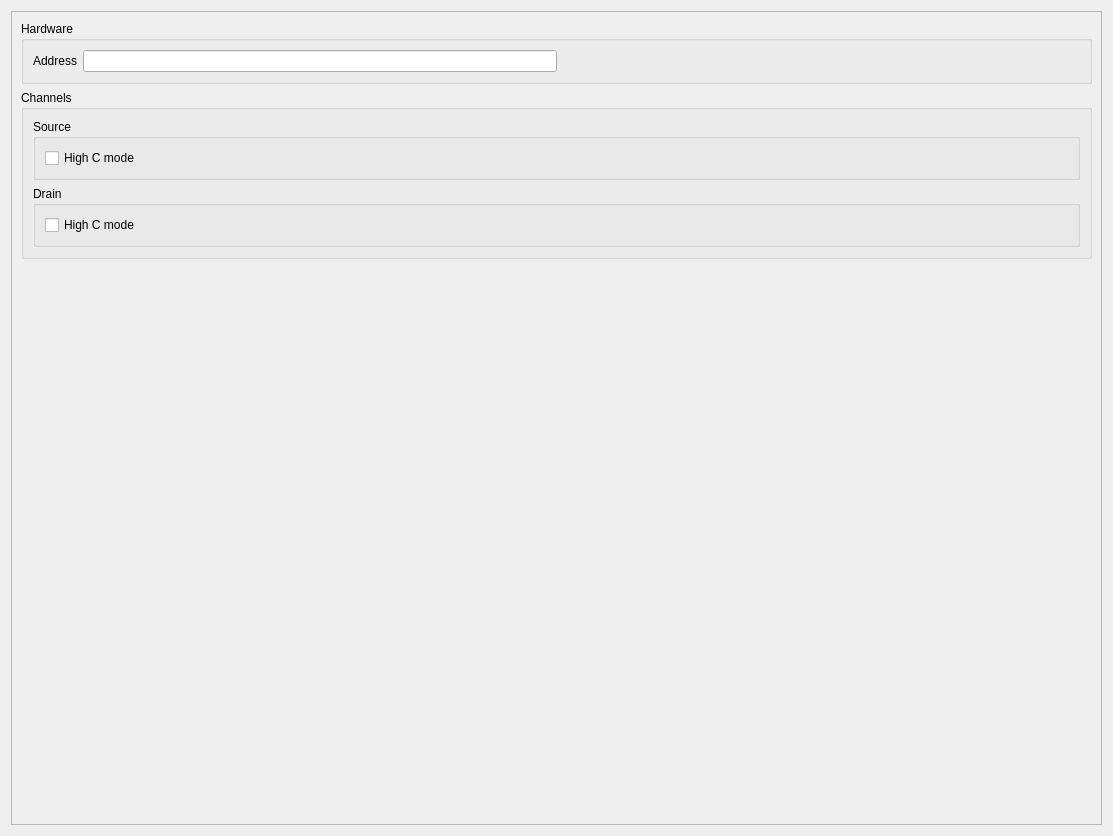
This is plugins/Keithley2612B/Keithley2612B_settingsWidget.ui in pyIVLS/pyIVLS as Qt 5 draws it before an edit. The edited form follows.
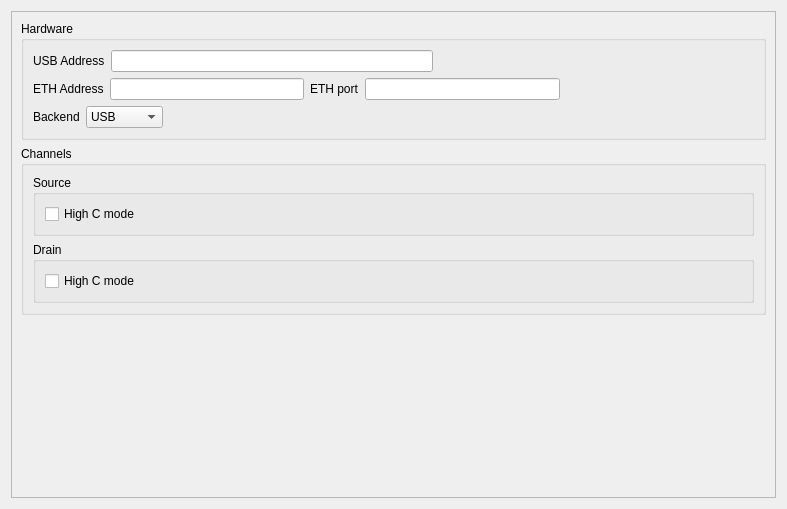
This is the edited form.

What changed in the file:
```diff
--- a/plugins/Keithley2612B/Keithley2612B_settingsWidget.ui
+++ b/plugins/Keithley2612B/Keithley2612B_settingsWidget.ui
@@ -6,8 +6,8 @@
    <rect>
     <x>0</x>
     <y>0</y>
-    <width>1113</width>
-    <height>836</height>
+    <width>787</width>
+    <height>509</height>
    </rect>
   </property>
   <property name="sizePolicy">
@@ -30,8 +30,8 @@
        <rect>
         <x>0</x>
         <y>0</y>
-        <width>1093</width>
-        <height>816</height>
+        <width>767</width>
+        <height>489</height>
        </rect>
       </property>
       <layout class="QVBoxLayout" name="verticalLayout_10">
@@ -54,23 +54,98 @@
          </property>
          <layout class="QVBoxLayout" name="verticalLayout_9">
           <item>
-           <layout class="QHBoxLayout" name="HBoxLayout_sourceChannel_4" stretch="0,0">
+           <layout class="QHBoxLayout" name="HBoxLayout_sourceChannel_4" stretch="0">
             <item>
              <layout class="QHBoxLayout" name="HBoxLayout_sourceHighC_4">
               <item>
                <widget class="QLabel" name="labelAddress">
                 <property name="text">
-                 <string>Address</string>
+                 <string>USB Address</string>
                 </property>
                </widget>
               </item>
               <item>
                <widget class="QLineEdit" name="lineEditAddress"/>
               </item>
+              <item>
+               <spacer name="horizontalSpacer">
+                <property name="orientation">
+                 <enum>Qt::Horizontal</enum>
+                </property>
+                <property name="sizeHint" stdset="0">
+                 <size>
+                  <width>40</width>
+                  <height>20</height>
+                 </size>
+                </property>
+               </spacer>
+              </item>
              </layout>
             </item>
+           </layout>
+          </item>
+          <item>
+           <layout class="QHBoxLayout" name="horizontalLayout">
             <item>
-             <spacer name="horizontalSpacer_24">
+             <widget class="QLabel" name="label">
+              <property name="text">
+               <string>ETH Address</string>
+              </property>
+             </widget>
+            </item>
+            <item>
+             <widget class="QLineEdit" name="lineEditETH"/>
+            </item>
+            <item>
+             <widget class="QLabel" name="label_3">
+              <property name="text">
+               <string>ETH port</string>
+              </property>
+             </widget>
+            </item>
+            <item>
+             <widget class="QLineEdit" name="lineEditPort"/>
+            </item>
+            <item>
+             <spacer name="horizontalSpacer_2">
+              <property name="orientation">
+               <enum>Qt::Horizontal</enum>
+              </property>
+              <property name="sizeHint" stdset="0">
+               <size>
+                <width>40</width>
+                <height>20</height>
+               </size>
+              </property>
+             </spacer>
+            </item>
+           </layout>
+          </item>
+          <item>
+           <layout class="QHBoxLayout" name="horizontalLayout_2">
+            <item>
+             <widget class="QLabel" name="label_2">
+              <property name="text">
+               <string>Backend</string>
+              </property>
+             </widget>
+            </item>
+            <item>
+             <widget class="QComboBox" name="backendCombobox">
+              <item>
+               <property name="text">
+                <string>USB</string>
+               </property>
+              </item>
+              <item>
+               <property name="text">
+                <string>Ethernet</string>
+               </property>
+              </item>
+             </widget>
+            </item>
+            <item>
+             <spacer name="horizontalSpacer_3">
               <property name="orientation">
                <enum>Qt::Horizontal</enum>
               </property>
@@ -184,9 +259,6 @@
        </item>
        <item>
         <spacer name="verticalSpacer">
-         <property name="orientation">
-          <enum>Qt::Vertical</enum>
-         </property>
          <property name="sizeHint" stdset="0">
           <size>
            <width>20</width>
```
Left out of the diff: 2 changed lines with no effect on the pictures.
